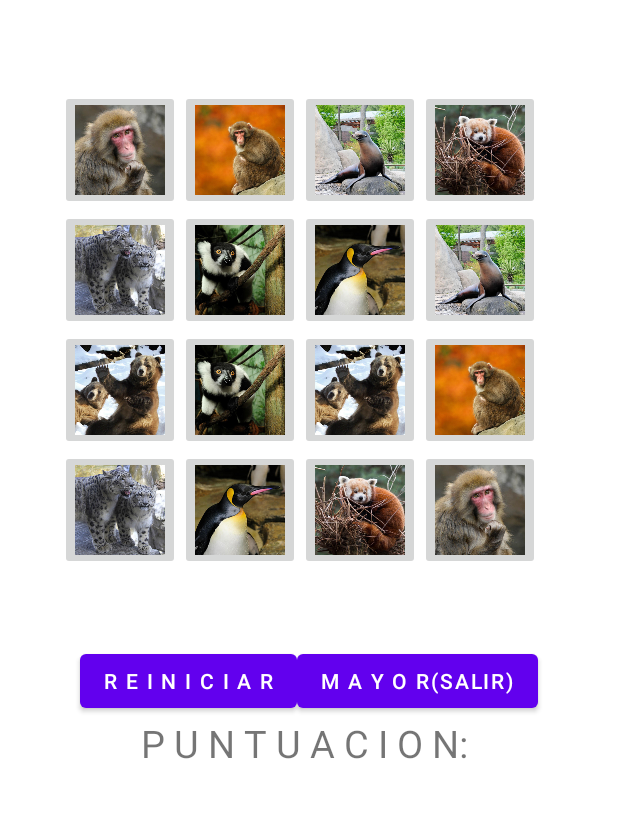
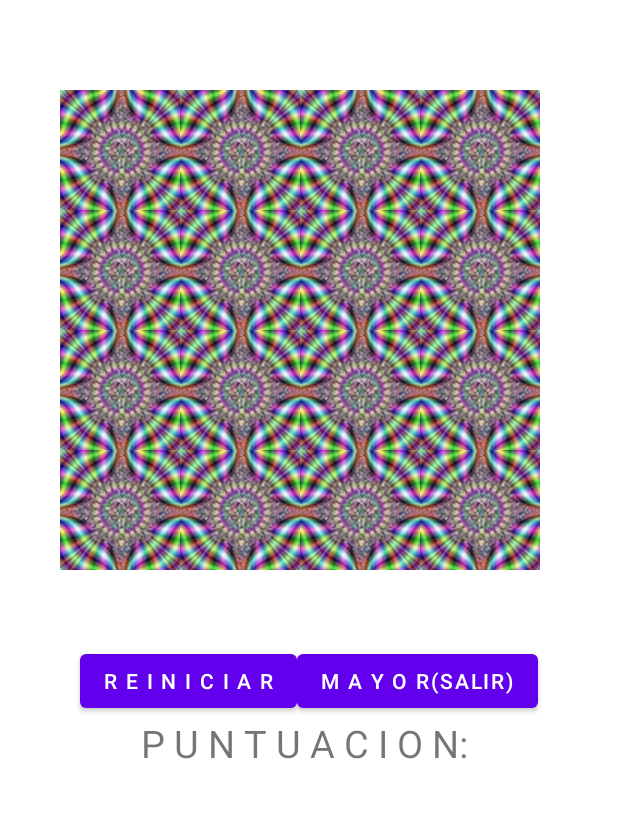
Before and after one commit to quechol/meoramaMoviles, an Android app: the fragment fragment3 placed in its activity, on a phone screen of 412 x 824 dp, the part 264-1082 px from its top. Run offline under Robolectric (Android 15) with nearby library versions, the light colour scheme and no system bars.

Commit message:
memorama funcionando

```diff
--- /dev/null
+++ b/app/src/main/java/com/example/memoram/Carta.kt
@@ -0,0 +1,3 @@
+package com.example.memoram
+
+data class Carta(val id: Int, var up: Boolean, var found: Boolean)
--- a/app/src/main/java/com/example/memoram/fragments/fragment3.kt
+++ b/app/src/main/java/com/example/memoram/fragments/fragment3.kt
@@ -10,9 +10,8 @@
 import android.widget.ImageView
 import android.widget.TextView
 import com.example.memoram.Comunicacion
+import com.example.memoram.Carta
 import com.example.memoram.R
-//import java.util.*
-import kotlin.collections.ArrayList
 
 // TODO: Rename parameter arguments, choose names that match
 // the fragment initialization parameters, e.g. ARG_ITEM_NUMBER
@@ -24,58 +23,15 @@
  * Use the [fragment3.newInstance] factory method to
  * create an instance of this fragment.
  */
-
-
-
 class fragment3 : Fragment() {
     private lateinit var comunicacion: Comunicacion
     // TODO: Rename and change types of parameters
     private var param1: String? = null
     private var param2: String? = null
 
-    var puntuacion: Int = 0
-    var aciertos: Int = 0
-
-    var img0: ImageButton? = null
-    var img1: ImageButton? = null
-    var img2: ImageButton? = null
-    var img3: ImageButton? = null
-    var img4: ImageButton? = null
-    var img5: ImageButton? = null
-    var img6: ImageButton? = null
-    var img7: ImageButton? = null
-    var img8: ImageButton? = null
-    var img9: ImageButton? = null
-    var img10: ImageButton? = null
-    var img11: ImageButton? = null
-    var img12: ImageButton? = null
-    var img13: ImageButton? = null
-    var img14: ImageButton? = null
-    var img15: ImageButton? = null
-
-    //val reiniciar: Button? = null
-    //var salir: Button? = null
-
-    //ImageButton[] tablero = new ImageButton[16];
-    val buttons: Array<ImageButton?> = arrayOf(img0,img1,img2,img3,img4,img5,img6,img7,img8,img9,img10,img11,img12,img13,img14,img15)
-
-    //Imagenes
-    val imagenes: IntArray = intArrayOf(R.drawable.la00,
-                                        R.drawable.la10,
-                                        R.drawable.la20,
-                                        R.drawable.la30,
-                                        R.drawable.la40,
-                                        R.drawable.la50,
-                                        R.drawable.la60,
-                                        R.drawable.la70)
-    //ArrayList
-    //val fondo: R.drawable.fondo
-    var listDesordenada: List<Int> = ArrayList()
-    //ImageButton: primero
-    var txtPuntuacion: TextView? = null
-    var mov1: Int = 0
-    var mov2: Int = 0
-    var bloqueo: Boolean = false
+    private lateinit var buttons: List<ImageButton>
+    private lateinit var cards: List<Carta>
+    private var indexOfSingleSelectedCard : Int? = null
 
     override fun onCreate(savedInstanceState: Bundle?) {
         super.onCreate(savedInstanceState)
@@ -92,60 +48,41 @@
         // Inflate the layout for this fragment
         val vista = inflater.inflate(R.layout.fragment_fragment3, container, false)
 
-        img0 = vista.findViewById(R.id.img0)
-        img1 = vista.findViewById(R.id.img1)
-        img2 = vista.findViewById(R.id.img2)
-        img3 = vista.findViewById(R.id.img3)
-        img4 = vista.findViewById(R.id.img4)
-        img5 = vista.findViewById(R.id.img5)
-        img6 = vista.findViewById(R.id.img6)
-        img7 = vista.findViewById(R.id.img7)
-        img8 = vista.findViewById(R.id.img8)
-        img9 = vista.findViewById(R.id.img9)
-        img10 = vista.findViewById(R.id.img10)
-        img11 = vista.findViewById(R.id.img11)
-        img12 = vista.findViewById(R.id.img12)
-        img13 = vista.findViewById(R.id.img13)
-        img14 = vista.findViewById(R.id.img14)
-        img15 = vista.findViewById(R.id.img15)
+        var img0: ImageButton = vista.findViewById(R.id.img0)
+        var img1: ImageButton = vista.findViewById(R.id.img1)
+        var img2: ImageButton = vista.findViewById(R.id.img2)
+        var img3: ImageButton = vista.findViewById(R.id.img3)
+        var img4: ImageButton = vista.findViewById(R.id.img4)
+        var img5: ImageButton = vista.findViewById(R.id.img5)
+        var img6: ImageButton = vista.findViewById(R.id.img6)
+        var img7: ImageButton = vista.findViewById(R.id.img7)
+        var img8: ImageButton = vista.findViewById(R.id.img8)
+        var img9: ImageButton = vista.findViewById(R.id.img9)
+        var img10: ImageButton = vista.findViewById(R.id.img10)
+        var img11: ImageButton = vista.findViewById(R.id.img11)
+        var img12: ImageButton = vista.findViewById(R.id.img12)
+        var img13: ImageButton = vista.findViewById(R.id.img13)
+        var img14: ImageButton = vista.findViewById(R.id.img14)
+        var img15: ImageButton = vista.findViewById(R.id.img15)
 
-        buttons[0] = img0
-        buttons[1] = img1
-        buttons[2] = img2
-        buttons[3] = img3
-        buttons[4] = img4
-        buttons[5] = img5
-        buttons[6] = img6
-        buttons[7] = img7
-        buttons[8] = img8
-        buttons[9] = img9
-        buttons[10] = img10
-        buttons[11] = img11
-        buttons[12] = img12
-        buttons[13] = img13
-        buttons[14] = img14
-        buttons[15] = img15
+        val images = mutableListOf(R.drawable.la00, R.drawable.la10, R.drawable.la20,
+            R.drawable.la30, R.drawable.la40, R.drawable.la50, R.drawable.la60, R.drawable.la70)
+        images.addAll(images)
+        images.shuffle()
 
-        var reiniciar = vista.findViewById<Button>(R.id.btnReiniciar)
-        var salir = vista.findViewById<Button>(R.id.btnSalir)
+        buttons = listOf(img0, img1, img2, img3, img4, img5, img6, img7, img8, img9, img10, img11, img12, img13, img14, img15)
 
-        txtPuntuacion = vista.findViewById(R.id.txtPuntuacion)
-        //txtPuntuacion.setText(puntuacion)
+        cards = buttons.indices.map { index ->
+            Carta(images[index], false, false)
+        }
 
-        listDesordenada = ordenar(imagenes.size)
+        buttons.forEachIndexed{index, button ->
+            button.setOnClickListener{
+                updateModels(index)
+                updateViews()
 
-        for (i in 0..15){
-            buttons[i]!!.setScaleType(ImageView.ScaleType.CENTER_CROP)
-            buttons[i]?.setImageResource(imagenes[listDesordenada[i]])
-            //buttons[i]?.setImageResource(R.drawable.fondo)
-        }
-        //handler.postDelayed(new Runnable())
+            }
 
-        reiniciar.setOnClickListener{
-
-        }
-        salir.setOnClickListener{
-            //comunicacion.regresar()
         }
 
         return vista
@@ -171,13 +108,46 @@
             }
     }
 
-    private fun ordenar(tam: Int): ArrayList<Int> {
-        var resultado = ArrayList<Int>()
-        for (num in 0..((tam*2)-1)){
-            resultado.add(num % tam)
+    private fun updateModels(index: Int) {
+        val card = cards[index]
+        if(card.up){
+            //Toast.makeText(this, "Movimiento no válido", Toast.LENGTH_SHORT).show()
+            return
         }
-        //Collections.shuffle(resultado)
-        resultado.shuffle()
-        return resultado
+        if(indexOfSingleSelectedCard == null){
+            restorePosition()
+            indexOfSingleSelectedCard = index
+        }else{
+            checkForPair(indexOfSingleSelectedCard!!, index)
+            indexOfSingleSelectedCard = null
+        }
+        card.up = !card.up
+    }
+
+    private fun restorePosition() {
+        for(card in cards){
+            if(!card.found){
+                card.up = false
+            }
+        }
+    }
+
+    private fun updateViews() {
+        cards.forEachIndexed { index, card ->
+            val button = buttons[index]
+            if (card.up) {
+                button.setImageResource(card.id)
+            } else {
+                button.setImageResource(R.drawable.fondo)
+            }
+        }
+    }
+
+    private fun checkForPair(index1: Int, index2: Int) {
+        if(cards[index1].id == cards[index2].id){
+            //Toast.makeText(this, "Pareja encontrada!", Toast.LENGTH_SHORT).show()
+            cards[index1].found = true
+            cards[index2].found = true
+        }
     }
 }
--- a/app/src/main/res/layout/fragment_fragment3.xml
+++ b/app/src/main/res/layout/fragment_fragment3.xml
@@ -1,5 +1,6 @@
 <?xml version="1.0" encoding="utf-8"?>
 <LinearLayout xmlns:android="http://schemas.android.com/apk/res/android"
+    xmlns:app="http://schemas.android.com/apk/res-auto"
     xmlns:tools="http://schemas.android.com/tools"
     android:layout_width="match_parent"
     android:layout_height="match_parent"
@@ -24,117 +25,136 @@
                 android:id="@+id/img0"
                 android:layout_width="80dp"
                 android:layout_height="80dp"
-                android:layout_column="0">
+                android:layout_column="0"
+                app:srcCompat="@drawable/fondo">
             </ImageButton>
             <ImageButton
                 android:id="@+id/img1"
                 android:layout_width="80dp"
                 android:layout_height="80dp"
-                android:layout_column="1">
+                android:layout_column="1"
+                app:srcCompat="@drawable/fondo">
             </ImageButton>
             <ImageButton
                 android:id="@+id/img2"
                 android:layout_width="80dp"
                 android:layout_height="80dp"
-                android:layout_column="2">
+                android:layout_column="2"
+                app:srcCompat="@drawable/fondo">
             </ImageButton>
             <ImageButton
                 android:id="@+id/img3"
                 android:layout_width="80dp"
                 android:layout_height="80dp"
-                android:layout_column="3">
+                android:layout_column="3"
+                app:srcCompat="@drawable/fondo">
             </ImageButton>
         </TableRow>
         //FILA 2
         <TableRow
             android:layout_width="match_parent"
             android:layout_height="match_parent"
-            android:layout_gravity="center">
+            android:layout_gravity="center"
+            app:srcCompat="@drawable/fondo">
 
             <ImageButton
                 android:id="@+id/img4"
                 android:layout_width="80dp"
                 android:layout_height="80dp"
-                android:layout_column="0">
+                android:layout_column="0"
+                app:srcCompat="@drawable/fondo">
             </ImageButton>
             <ImageButton
                 android:id="@+id/img5"
                 android:layout_width="80dp"
                 android:layout_height="80dp"
-                android:layout_column="1">
+                android:layout_column="1"
+                app:srcCompat="@drawable/fondo">
             </ImageButton>
             <ImageButton
                 android:id="@+id/img6"
                 android:layout_width="80dp"
                 android:layout_height="80dp"
-                android:layout_column="2">
+                android:layout_column="2"
+                app:srcCompat="@drawable/fondo">
             </ImageButton>
             <ImageButton
                 android:id="@+id/img7"
                 android:layout_width="80dp"
                 android:layout_height="80dp"
-                android:layout_column="3">
+                android:layout_column="3"
+                app:srcCompat="@drawable/fondo">
             </ImageButton>
         </TableRow>
         //FILA 3
         <TableRow
             android:layout_width="match_parent"
             android:layout_height="match_parent"
-            android:layout_gravity="center">
+            android:layout_gravity="center"
+            app:srcCompat="@drawable/fondo">
             <ImageButton
                 android:id="@+id/img8"
                 android:layout_width="80dp"
                 android:layout_height="80dp"
-                android:layout_column="0">
+                android:layout_column="0"
+                app:srcCompat="@drawable/fondo">
             </ImageButton>
             <ImageButton
                 android:id="@+id/img9"
                 android:layout_width="80dp"
                 android:layout_height="80dp"
-                android:layout_column="1">
+                android:layout_column="1"
+                app:srcCompat="@drawable/fondo">
             </ImageButton>
             <ImageButton
                 android:id="@+id/img10"
                 android:layout_width="80dp"
                 android:layout_height="80dp"
-                android:layout_column="2">
+                android:layout_column="2"
+                app:srcCompat="@drawable/fondo">
             </ImageButton>
             <ImageButton
                 android:id="@+id/img11"
                 android:layout_width="80dp"
                 android:layout_height="80dp"
-                android:layout_column="3">
+                android:layout_column="3"
+                app:srcCompat="@drawable/fondo">
             </ImageButton>
         </TableRow>
         //FILA 4
         <TableRow
             android:layout_width="match_parent"
             android:layout_height="match_parent"
-            android:layout_gravity="center">
+            android:layout_gravity="center"
+            app:srcCompat="@drawable/fondo">
 
             <ImageButton
                 android:id="@+id/img12"
                 android:layout_width="80dp"
                 android:layout_height="80dp"
-                android:layout_column="0">
+                android:layout_column="0"
+                app:srcCompat="@drawable/fondo">
             </ImageButton>
             <ImageButton
                 android:id="@+id/img13"
                 android:layout_width="80dp"
                 android:layout_height="80dp"
-                android:layout_column="1">
+                android:layout_column="1"
+                app:srcCompat="@drawable/fondo">
             </ImageButton>
             <ImageButton
                 android:id="@+id/img14"
                 android:layout_width="80dp"
                 android:layout_height="80dp"
-                android:layout_column="2">
+                android:layout_column="2"
+                app:srcCompat="@drawable/fondo">
             </ImageButton>
             <ImageButton
                 android:id="@+id/img15"
                 android:layout_width="80dp"
                 android:layout_height="80dp"
-                android:layout_column="3">
+                android:layout_column="3"
+                app:srcCompat="@drawable/fondo">
             </ImageButton>
         </TableRow>
         <LinearLayout
```
Also changed, not shown: app/src/main/java/com/example/memoram/fragments/fragment2.kt (+73 -96 lines), app/src/main/res/layout/fragment_fragment2.xml (+39 -20 lines).
